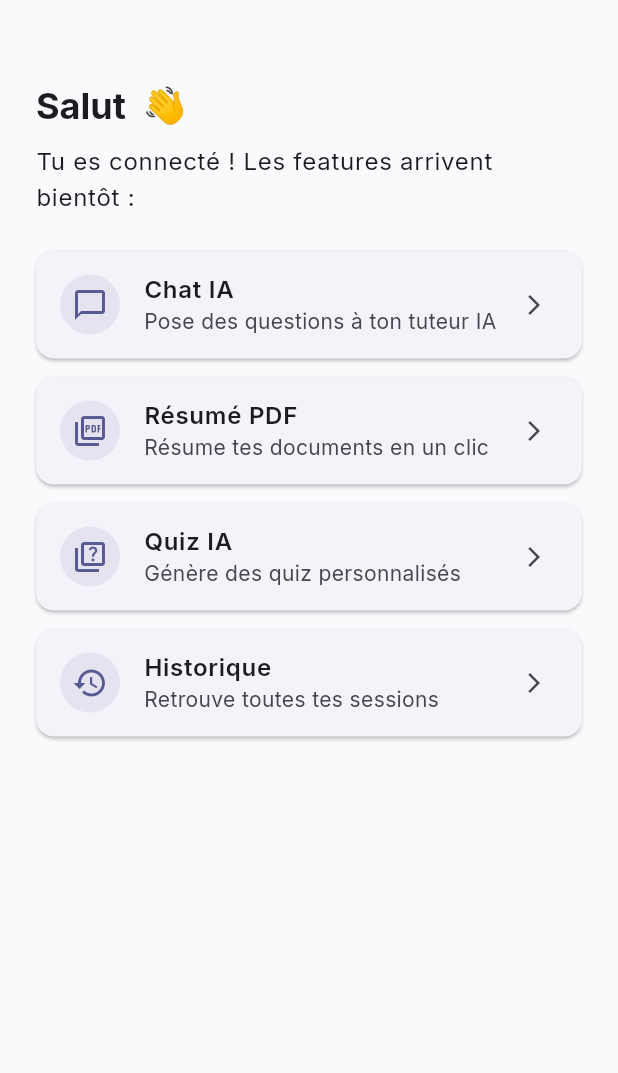
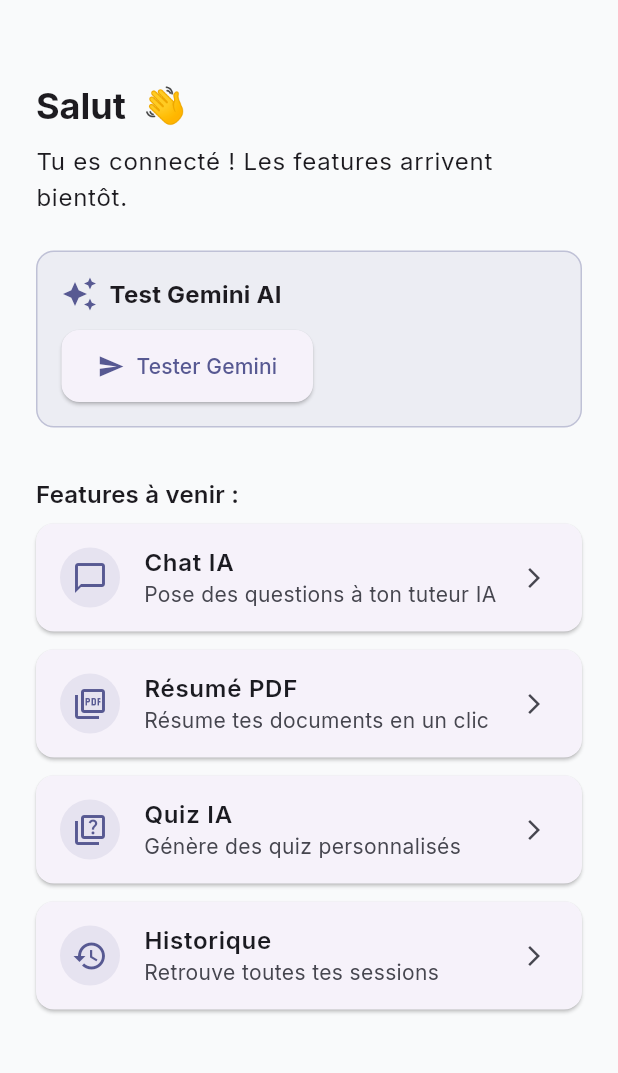
Before and after one commit to Magatte-lo/ai_study_assistant, a Flutter app: the screen it shows once a user with an empty profile is signed in, on a phone screen of 412 x 824 dp, the part 63-1136 px from its top. Run offline on Flutter 3.47's test engine with Material 3 defaults, Android fonts, the phone set to English and light mode, and no system bars; our stand-ins replace cloud_firestore, dio, equatable, firebase_auth, firebase_core, flutter_dotenv and 2 more; accounts and stored records are empty; generated files the repository leaves out were written again.

Commit message:
feat(ai): integrate Gemini API with AIService abstraction

```diff
--- a/lib/features/auth/presentation/pages/home_placeholder_page.dart
+++ b/lib/features/auth/presentation/pages/home_placeholder_page.dart
@@ -2,13 +2,44 @@
 import 'package:flutter_riverpod/flutter_riverpod.dart';
 
 import '../../../../core/constants/app_constants.dart';
+import '../../../../core/services/ai_provider.dart';
 import '../providers/auth_provider.dart';
 
-class HomePlaceholderPage extends ConsumerWidget {
+class HomePlaceholderPage extends ConsumerStatefulWidget {
   const HomePlaceholderPage({super.key});
 
   @override
-  Widget build(BuildContext context, WidgetRef ref) {
+  ConsumerState<HomePlaceholderPage> createState() =>
+      _HomePlaceholderPageState();
+}
+
+class _HomePlaceholderPageState extends ConsumerState<HomePlaceholderPage> {
+  String? _aiResponse;
+  bool _isLoading = false;
+
+  Future<void> _testAI() async {
+    setState(() {
+      _isLoading = true;
+      _aiResponse = null;
+    });
+
+    try {
+      final aiService = ref.read(aiServiceProvider);
+      final response = await aiService.generateText(
+        'Dis bonjour en 1 phrase amusante. Réponds en français.',
+      );
+      if (!mounted) return;
+      setState(() => _aiResponse = response);
+    } catch (e) {
+      if (!mounted) return;
+      setState(() => _aiResponse = '❌ Erreur : $e');
+    } finally {
+      if (mounted) setState(() => _isLoading = false);
+    }
+  }
+
+  @override
+  Widget build(BuildContext context) {
     final userAsync = ref.watch(authStateProvider);
     final authController = ref.read(authControllerProvider.notifier);
 
@@ -19,9 +50,7 @@
           IconButton(
             icon: const Icon(Icons.logout),
             tooltip: 'Déconnexion',
-            onPressed: () async {
-              await authController.signOut();
-            },
+            onPressed: () async => authController.signOut(),
           ),
         ],
       ),
@@ -32,7 +61,7 @@
           if (user == null) {
             return const Center(child: Text('Pas d\'utilisateur connecté'));
           }
-          return Padding(
+          return SingleChildScrollView(
             padding: const EdgeInsets.all(AppConstants.paddingLarge),
             child: Column(
               crossAxisAlignment: CrossAxisAlignment.start,
@@ -46,34 +75,94 @@
                 ),
                 const SizedBox(height: 8),
                 Text(
-                  'Tu es connecté ! Les features arrivent bientôt :',
+                  'Tu es connecté ! Les features arrivent bientôt.',
                   style: Theme.of(context).textTheme.bodyLarge,
                 ),
                 const SizedBox(height: 24),
-                _featureTile(
-                  context,
-                  Icons.chat_bubble_outline,
-                  'Chat IA',
-                  'Pose des questions à ton tuteur IA',
+
+                // Bouton test IA (temporaire)
+                Container(
+                  padding: const EdgeInsets.all(16),
+                  decoration: BoxDecoration(
+                    color: Theme.of(context)
+                        .colorScheme
+                        .primary
+                        .withValues(alpha: 0.08),
+                    borderRadius: BorderRadius.circular(12),
+                    border: Border.all(
+                      color: Theme.of(context)
+                          .colorScheme
+                          .primary
+                          .withValues(alpha: 0.3),
+                    ),
+                  ),
+                  child: Column(
+                    crossAxisAlignment: CrossAxisAlignment.start,
+                    children: [
+                      Row(
+                        children: [
+                          Icon(
+                            Icons.auto_awesome,
+                            color: Theme.of(context).colorScheme.primary,
+                          ),
+                          const SizedBox(width: 8),
+                          Text(
+                            'Test Gemini AI',
+                            style: Theme.of(context)
+                                .textTheme
+                                .titleMedium
+                                ?.copyWith(fontWeight: FontWeight.bold),
+                          ),
+                        ],
+                      ),
+                      const SizedBox(height: 12),
+                      ElevatedButton.icon(
+                        onPressed: _isLoading ? null : _testAI,
+                        icon: _isLoading
+                            ? const SizedBox(
+                          width: 16,
+                          height: 16,
+                          child: CircularProgressIndicator(
+                            strokeWidth: 2,
+                            color: Colors.white,
+                          ),
+                        )
+                            : const Icon(Icons.send),
+                        label: Text(
+                          _isLoading ? 'En cours...' : 'Tester Gemini',
+                        ),
+                      ),
+                      if (_aiResponse != null) ...[
+                        const SizedBox(height: 12),
+                        Container(
+                          padding: const EdgeInsets.all(12),
+                          decoration: BoxDecoration(
+                            color: Colors.white,
+                            borderRadius: BorderRadius.circular(8),
+                          ),
+                          child: Text(_aiResponse!),
+                        ),
+                      ],
+                    ],
+                  ),
                 ),
-                _featureTile(
-                  context,
-                  Icons.picture_as_pdf_outlined,
-                  'Résumé PDF',
-                  'Résume tes documents en un clic',
+
+                const SizedBox(height: 32),
+                Text(
+                  'Features à venir :',
+                  style: Theme.of(context).textTheme.titleMedium?.copyWith(
+                    fontWeight: FontWeight.w600,
+                  ),
                 ),
-                _featureTile(
-                  context,
-                  Icons.quiz_outlined,
-                  'Quiz IA',
-                  'Génère des quiz personnalisés',
-                ),
-                _featureTile(
-                  context,
-                  Icons.history,
-                  'Historique',
-                  'Retrouve toutes tes sessions',
-                ),
+                const SizedBox(height: 8),
+                _featureTile(context, Icons.chat_bubble_outline, 'Chat IA',
+                    'Pose des questions à ton tuteur IA'),
+                _featureTile(context, Icons.picture_as_pdf_outlined,
+                    'Résumé PDF', 'Résume tes documents en un clic'),
+                _featureTile(context, Icons.quiz_outlined, 'Quiz IA',
+                    'Génère des quiz personnalisés'),
+                _featureTile(context, Icons.history, 'Historique',
+                    'Retrouve toutes tes sessions'),
               ],
             ),
           );
--- a/pubspec.yaml
+++ b/pubspec.yaml
@@ -10,6 +10,7 @@
   flutter:
     sdk: flutter
   cupertino_icons: ^1.0.8
+
 
   # Firebase
   firebase_core: ^3.6.0
@@ -48,3 +49,6 @@
 
 flutter:
   uses-material-design: true
+
+  assets:
+    - .env
```
Also changed, not shown: lib/core/services/ai_provider.dart (added, +11 -0 lines), lib/core/services/ai_service.dart (added, +28 -0 lines), lib/core/services/gemini_service.dart (added, +150 -0 lines), lib/main.dart (+6 -1 lines).
